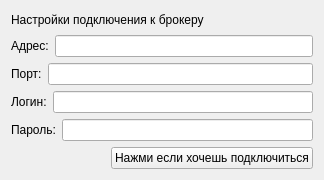
This is form.ui in kuzia99/aqua_control as Qt 5 draws it before an edit. The edited form follows.
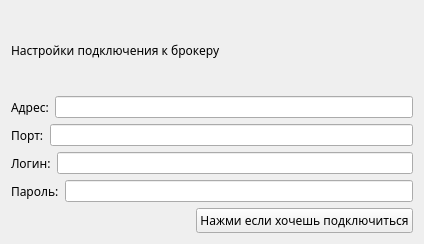
This is the edited form.

```diff
--- a/form.ui
+++ b/form.ui
@@ -6,14 +6,14 @@
    <rect>
     <x>0</x>
     <y>0</y>
-    <width>324</width>
-    <height>180</height>
+    <width>424</width>
+    <height>244</height>
    </rect>
   </property>
   <property name="minimumSize">
    <size>
-    <width>324</width>
-    <height>180</height>
+    <width>424</width>
+    <height>244</height>
    </size>
   </property>
   <property name="maximumSize">
@@ -28,6 +28,11 @@
   <layout class="QVBoxLayout" name="verticalLayout">
    <item>
     <widget class="QLabel" name="label_5">
+     <property name="font">
+      <font>
+       <family>Rubik</family>
+      </font>
+     </property>
      <property name="text">
       <string>Настройки подключения к брокеру</string>
      </property>
@@ -40,6 +45,11 @@
     <layout class="QHBoxLayout" name="horizontalLayout">
      <item>
       <widget class="QLabel" name="label">
+       <property name="font">
+        <font>
+         <family>Rubik</family>
+        </font>
+       </property>
        <property name="text">
         <string>Адрес:</string>
        </property>
@@ -54,6 +64,11 @@
     <layout class="QHBoxLayout" name="horizontalLayout_2">
      <item>
       <widget class="QLabel" name="label_2">
+       <property name="font">
+        <font>
+         <family>Rubik</family>
+        </font>
+       </property>
        <property name="text">
         <string>Порт:</string>
        </property>
@@ -68,6 +83,11 @@
     <layout class="QHBoxLayout" name="horizontalLayout_3">
      <item>
       <widget class="QLabel" name="label_3">
+       <property name="font">
+        <font>
+         <family>Rubik</family>
+        </font>
+       </property>
        <property name="text">
         <string>Логин:</string>
        </property>
@@ -82,6 +102,11 @@
     <layout class="QHBoxLayout" name="horizontalLayout_4">
      <item>
       <widget class="QLabel" name="label_4">
+       <property name="font">
+        <font>
+         <family>Rubik</family>
+        </font>
+       </property>
        <property name="text">
         <string>Пароль:</string>
        </property>
@@ -109,6 +134,11 @@
      </item>
      <item>
       <widget class="QPushButton" name="pushButtonConnect">
+       <property name="font">
+        <font>
+         <family>Rubik</family>
+        </font>
+       </property>
        <property name="text">
         <string>Нажми если хочешь подключиться</string>
        </property>
```
